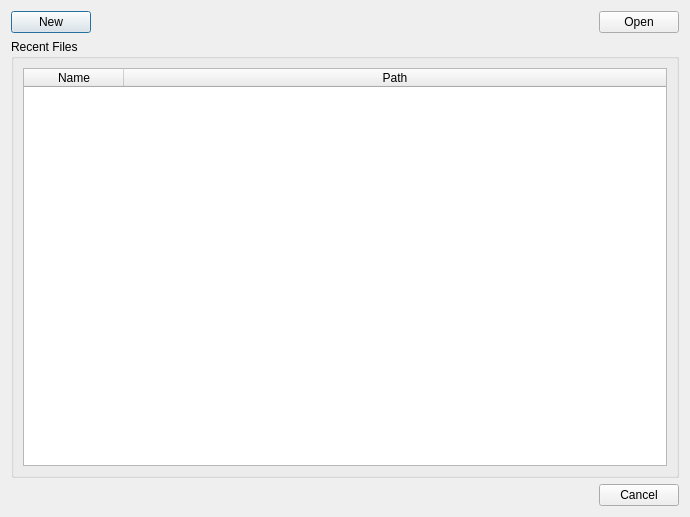
The window that dialogs/project.ui (blobfish/cadseer) describes before a commit, drawn with Qt 5.
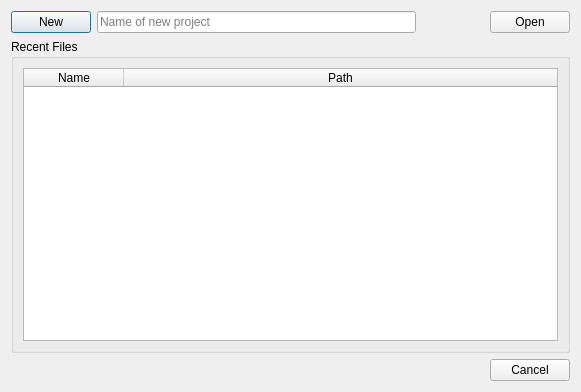
The same window after the commit.

The edit to the form file:
```diff
--- a/dialogs/project.ui
+++ b/dialogs/project.ui
@@ -6,8 +6,8 @@
    <rect>
     <x>0</x>
     <y>0</y>
-    <width>690</width>
-    <height>517</height>
+    <width>581</width>
+    <height>392</height>
    </rect>
   </property>
   <property name="windowTitle">
@@ -26,14 +26,33 @@
        </property>
       </widget>
      </item>
+     <item>
+      <widget class="QLineEdit" name="newNameEdit">
+       <property name="enabled">
+        <bool>true</bool>
+       </property>
+       <property name="toolTip">
+        <string>&lt;html&gt;&lt;head/&gt;&lt;body&gt;&lt;p&gt;Name of new project to be created in the default project location. If this is empty when the new button is pressed, a directory browser will be presented and you can browse to an empty directory for your new project. If the default project location has not been set or is an invalid directory this will be disabled.&lt;/p&gt;&lt;/body&gt;&lt;/html&gt;</string>
+       </property>
+       <property name="whatsThis">
+        <string>&lt;html&gt;&lt;head/&gt;&lt;body&gt;&lt;p&gt;Name of new project to be created in the default project location. If this is empty when the new button is pressed, a directory browser will be presented and you can browse to an empty directory for your new project. If the default project location has not been set or is an invalid directory this will be disabled.&lt;/p&gt;&lt;/body&gt;&lt;/html&gt;</string>
+       </property>
+       <property name="placeholderText">
+        <string>Name of new project</string>
+       </property>
+      </widget>
+     </item>
      <item>
       <spacer name="horizontalSpacer">
        <property name="orientation">
         <enum>Qt::Horizontal</enum>
        </property>
+       <property name="sizeType">
+        <enum>QSizePolicy::Fixed</enum>
+       </property>
        <property name="sizeHint" stdset="0">
         <size>
-         <width>40</width>
+         <width>68</width>
          <height>20</height>
         </size>
        </property>
```
Left out of the diff: 28 changed lines with no effect on the pictures.
